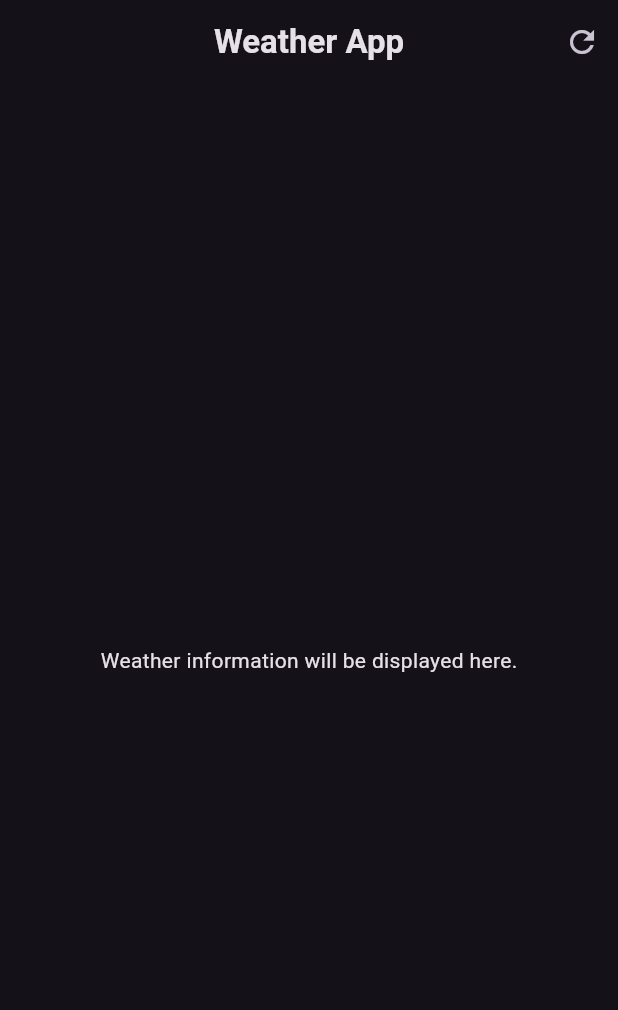
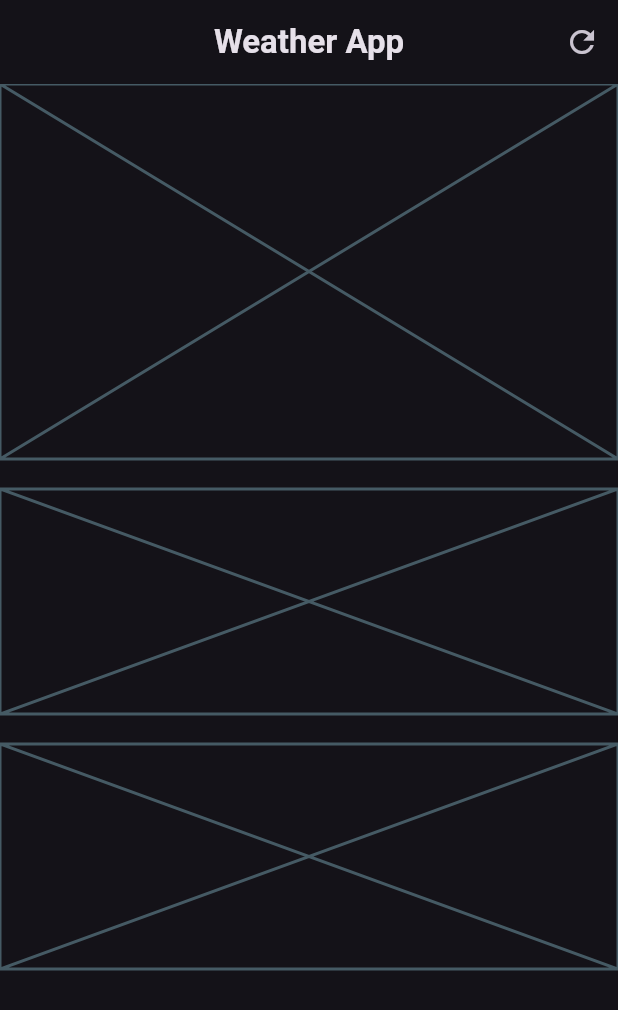
Before and after one commit to nhm20/weather_app, a Flutter app: the screen it shows after launch, on a phone screen of 412 x 824 dp. Shown: the top 1010 px of the screen. Run offline on Flutter 3.47's test engine with Material 3 defaults, Android fonts, the phone set to English and light mode, and no system bars.

```diff
--- a/lib/weather_screen_layout.dart
+++ b/lib/weather_screen_layout.dart
@@ -13,20 +13,7 @@ class WeatherScreen extends StatelessWidget {
         ),
         centerTitle: true,
         actions: [
-          // InkWell(
-          //   onTap: () {
-          //     print('refresh tapped');
-          //   },
-          //   child: Icon(Icons.refresh),
-          // ),
-
-          // GestureDetector(
-          //   onTap: () {
-          //     print('refresh tapped');
-          //   },
-          //   child: Icon(Icons.refresh),
-          // ),
-           IconButton(
+          IconButton(
             icon: Icon(Icons.refresh),
             onPressed: () {
               print('refresh tapped');
@@ -34,14 +21,18 @@ class WeatherScreen extends StatelessWidget {
           ),
         ],
       ),
-      body: Center(child: Text('Weather information will be displayed here.')),
+      body: Column(
+        children: [
+          //main card
+          const Placeholder(fallbackHeight: 250),
+          const SizedBox(height: 20),
+          //weather forecast cards
+          const Placeholder(fallbackHeight: 150),
+          const SizedBox(height: 20),
+          //additional information cards
+          const Placeholder(fallbackHeight: 150),
+        ],
+      ),
     );
   }
 }
-
-// InkWell is a widget that detects taps and can be used to wrap other widgets to make them tappable.
-// It provides a square ripple effect when tapped, giving visual feedback to the user, and does not provide padding or margin by default.
-// IconButton is a widget that displays an icon and can be tapped to perform an action.
-// It provides a circular ripple effect when tapped, and provides padding around the icon by default.
-// GestureDetector is a widget that detects gestures, such as taps, drags, and swipes, and can be used to wrap other widgets to make them respond to gestures.
-// It does not provide any visual feedback by default, so you may need to add your own feedback (like changing the color of the icon) when tapped.
```
